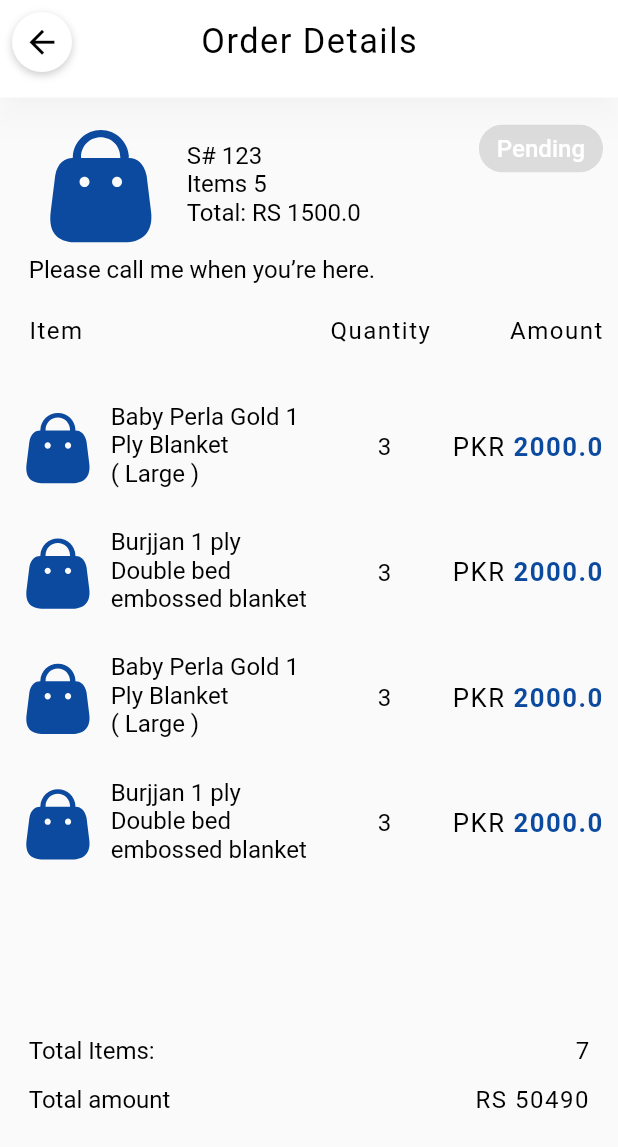
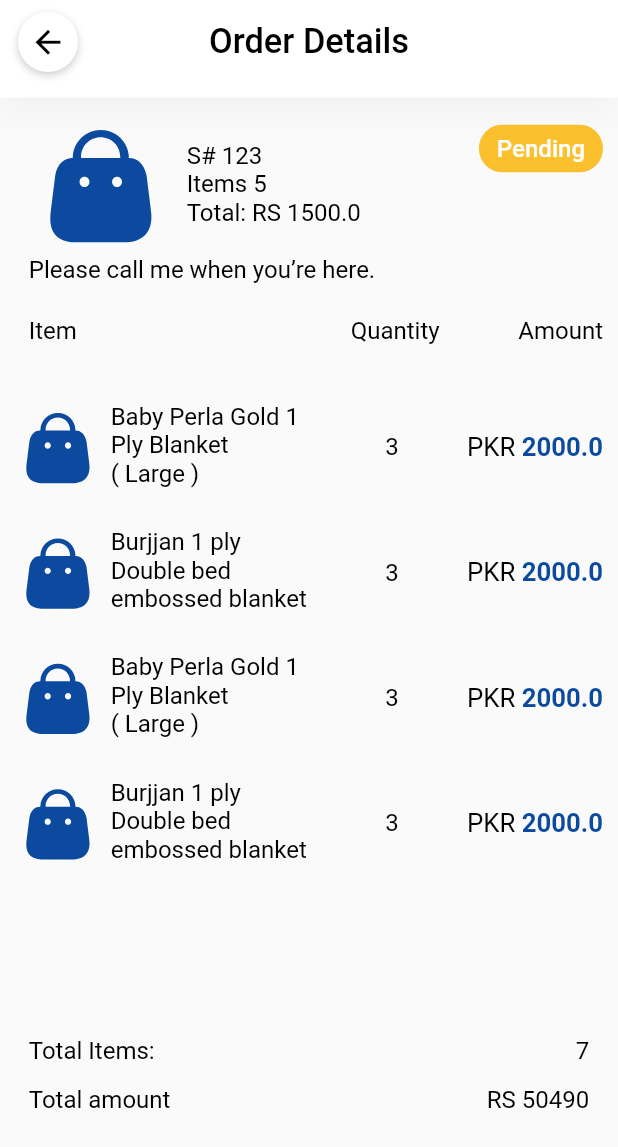
Before and after one commit to farooq958/Blankets_App, a Flutter app: the OrderDetailsScreen screen opened directly with sample values from the repository, on a phone screen of 412 x 824 dp. Shown: the top 1147 px of the screen. Run offline on Flutter 3.47's test engine with Material 2 defaults, Android fonts, the phone set to English and light mode, and no system bars; our stand-ins replace cached_network_image, carousel_slider, connectivity_plus, flutter_screenutil, flutter_svg, introduction_screen and 3 more; Roboto replaces fonts that are missing (CircularStd Medium, circularStd Bold).

Commit message:
11 aug commit

```diff
--- a/lib/Data/DataSource/Resources/colors_pallete.dart
+++ b/lib/Data/DataSource/Resources/colors_pallete.dart
@@ -16,5 +16,5 @@ static const Color greyLightColor=Color(0xff8C8C8C);
   static var greyColor = Colors.grey;
 
   static var redColor = Colors.red;
-
+static const productTileColor=Color(0x0C4A756E);
 }
--- a/lib/Data/DataSource/Resources/text_styles.dart
+++ b/lib/Data/DataSource/Resources/text_styles.dart
@@ -32,7 +32,7 @@ class Styles {
       {double? fontSize, Color? color,FontWeight? fontWeight,double? letterSpacing}) {
     return TextStyle(
       fontSize: (fontSize ?? 14.0.sp) * _textScale(context),
-      letterSpacing: letterSpacing??1,
+      letterSpacing: letterSpacing??0,
       color: color ?? AppColors.blackColor,
       fontFamily: "circularStd Bold",
       fontWeight: fontWeight?? FontWeight.normal
@@ -51,7 +51,7 @@ class Styles {
   static TextStyle circularStdRegular(BuildContext context,
       {double? fontSize, Color? color, double height = 1.4,FontWeight fontWeight = FontWeight.normal,double? letterSpacing}) {
     return TextStyle(
-      letterSpacing: letterSpacing??1,
+      letterSpacing: letterSpacing??0,
       fontSize: (fontSize ?? 14.0.sp) * _textScale(context),
       color: color ?? AppColors.blackColor,
 
--- a/lib/Data/DataSource/Resources/utils.dart
+++ b/lib/Data/DataSource/Resources/utils.dart
@@ -1,3 +1,4 @@
+import 'package:flutter/cupertino.dart';
 import 'package:hbk/Data/AppData/data.dart';
 import 'package:hbk/Data/DataSource/Resources/assets.dart';
 import 'package:hbk/Domain/Models/DashboardBottomModel/bottom_card_model.dart';
@@ -12,6 +13,7 @@ import 'package:hbk/Presentation/Widgets/Dashboard/DashboardBottomScreen/dashboa
 import 'package:hbk/Presentation/Widgets/Dashboard/Orders/orderScreen.dart';
 
 class Utils {
+  static  ValueNotifier<String> productTitle=ValueNotifier('All Products');
   static List<String> textList = [
     'Discover Warmth',
     'Effortless Shopping Experience',
@@ -267,6 +269,8 @@ class Utils {
         amount: 2000),
   ];
 
+
+
   void function() {
     Data data = Data();
 
--- a/lib/Presentation/Common/circle_icon_button.dart
+++ b/lib/Presentation/Common/circle_icon_button.dart
@@ -9,8 +9,10 @@ class CircleIconButton extends StatelessWidget {
   final double? height;
   final Color? color;
   final Color? iconColor;
+  final double? iconSize;
+final  EdgeInsetsGeometry? padding;
   const CircleIconButton(
-      {super.key, required this.icon, required this.onPressed,this.width,this.height,this.color,this.iconColor});
+      {super.key, required this.icon, required this.onPressed,this.width,this.height,this.color,this.iconColor, this.iconSize, this.padding});
 
   @override
   Widget build(BuildContext context) {
@@ -19,6 +21,8 @@ class CircleIconButton extends StatelessWidget {
       child: Container(
         width: width?? 50.w,
          height: height?? 30.h,
+       padding: padding?? EdgeInsets.zero,
+       // margin: EdgeInsets.only(left: 10),
         decoration: BoxDecoration(
           shape: BoxShape.circle,
           color: color?? Colors.white,
@@ -30,7 +34,7 @@ class CircleIconButton extends StatelessWidget {
             ),
           ],
         ),
-        child: Icon(icon, size: 25,color: iconColor??AppColors.blackColor,),
+        child: Icon(icon, size:iconSize?? 25,color: iconColor??AppColors.blackColor,),
       ),
     );
   }
--- a/lib/Presentation/Common/custom_app_bar.dart
+++ b/lib/Presentation/Common/custom_app_bar.dart
@@ -70,7 +70,7 @@ class CustomAppBarState extends State<CustomAppBar> {
                   ? "Cart"
                   : state == 1
                       ? "Customer dashboard" :
-              state ==2?' All Products'
+              state == 2?' All Products'
                       : widget.title ?? "",
               style: Styles.circularStdBold(context,
                   fontSize: 19.sp, fontWeight: FontWeight.w500),
--- a/lib/Presentation/Common/custom_appbar_with_back_button.dart
+++ b/lib/Presentation/Common/custom_appbar_with_back_button.dart
@@ -1,16 +1,24 @@
 import 'package:flutter/material.dart';
 import 'package:flutter_screenutil/flutter_screenutil.dart';
+import 'package:flutter_svg/flutter_svg.dart';
+import 'package:hbk/Data/DataSource/Resources/assets.dart';
 import 'package:hbk/Data/DataSource/Resources/colors_pallete.dart';
 import 'package:hbk/Data/DataSource/Resources/text_styles.dart';
 import 'package:hbk/Presentation/Common/app_text.dart';
 import 'package:hbk/Presentation/Common/circle_icon_button.dart';
-
+///use padding optional property to set the child alignment plus if you use svg icon then make typeIconSvg true and pass the svgIconPath
 class CustomAppBarWithBackButton extends StatefulWidget
     implements PreferredSizeWidget {
-  const CustomAppBarWithBackButton({Key? key,this.title})
+  const CustomAppBarWithBackButton({Key? key,this.title, this.iconData, this.typeIconSvg, this.svgIconPath, this.iconSize, this.padding, this.iconColor})
       : preferredSize = const Size.fromHeight(65),
         super(key: key);
   final String? title;
+  final IconData? iconData;
+  final bool? typeIconSvg;
+  final String? svgIconPath;
+  final double? iconSize;
+  final Color? iconColor;
+  final  EdgeInsetsGeometry? padding;
 
 
   @override
@@ -33,17 +41,22 @@ class _CustomAppBarWithBackButtonState
       centerTitle: true,
       title: AppText(
        widget.title?? 'Test',
-        style: Styles.circularStdBold(context, fontSize: 20.sp),
+        style: Styles.circularStdBold(context, fontSize: 20.sp,fontWeight: FontWeight.w500),
       ),
       leading: Padding(
-        padding: const EdgeInsets.all(8.0),
-        child: CircleIconButton(
-          icon: Icons.arrow_back,
+        padding: const EdgeInsets.only(bottom: 8.0,top: 8,left: 8),
+        child:  widget.typeIconSvg !=null? SvgPicture.asset(widget.svgIconPath.toString()): CircleIconButton(
+          icon: widget.iconData??Icons.arrow_back_sharp,
+          padding: widget.padding,
+          iconColor: widget.iconColor ,
+          iconSize: widget.iconSize,
+
           onPressed: () {
             Navigator.of(context).pop();
           },
-          width: 10.w,
-          height: 10.h,
+          width: 5.w,
+         // iconSize: 15,
+          height: 5.h,
         ),
       ),
     );
--- a/lib/Presentation/Widgets/Dashboard/BottomNavigationScreen/bottom_navigation_screen.dart
+++ b/lib/Presentation/Widgets/Dashboard/BottomNavigationScreen/bottom_navigation_screen.dart
@@ -63,7 +63,7 @@ onPageChanged: (x)
 
     },
     children:  [
-const HomeScreen(),
+ HomeScreen(pageController:pageController),
       const DashboardBottom(),
        ProductScreen(),
        CartScreen(pageController: pageController,),
--- a/lib/Presentation/Widgets/Dashboard/Orders/Components/order_card.dart
+++ b/lib/Presentation/Widgets/Dashboard/Orders/Components/order_card.dart
@@ -68,7 +68,7 @@ class OrderCard extends StatelessWidget {
                       Chip(
                         shape: RoundedRectangleBorder(
                             borderRadius: BorderRadius.circular(20.r)),
-                        color: MaterialStateColor.resolveWith((states) =>
+                        backgroundColor: MaterialStateColor.resolveWith((states) =>
                             _getStatusColor(orderModel!.orderStatus)),
                         label: AppText(
                           orderModel!.orderStatus.toString().split('.').last,
--- a/lib/Presentation/Widgets/Dashboard/Orders/order_details.dart
+++ b/lib/Presentation/Widgets/Dashboard/Orders/order_details.dart
@@ -67,7 +67,7 @@ class OrderDetailsScreen extends StatelessWidget {
                         Chip(
                           shape: RoundedRectangleBorder(
                               borderRadius: BorderRadius.circular(20.r)),
-                          color: MaterialStateColor.resolveWith((states) =>
+                          backgroundColor: MaterialStateColor.resolveWith((states) =>
                               _getStatusColor(orderModel!.orderStatus)),
                           label: AppText(
                             orderModel!.orderStatus
```
Also changed, not shown: lib/Presentation/Common/app_buttons.dart (+10 -4 lines), lib/Presentation/Widgets/Dashboard/HomeScreen/Components/category_product.dart (+17 -2 lines), lib/Presentation/Widgets/Dashboard/HomeScreen/Components/new_arrival_product_widget.dart (+6 -2 lines), lib/Presentation/Widgets/Dashboard/HomeScreen/home_screen.dart (+4 -3 lines), lib/Presentation/Widgets/Dashboard/Product/Components/filter_bottomsheet_widget.dart (+10 -4 lines), lib/Presentation/Widgets/Dashboard/Product/Components/product_detail.dart (added, +174 -0 lines), lib/Presentation/Widgets/Dashboard/Product/Components/sortBottomSheet.dart (+5 -15 lines), lib/Presentation/Widgets/Dashboard/Product/product.dart (+30 -4 lines).
